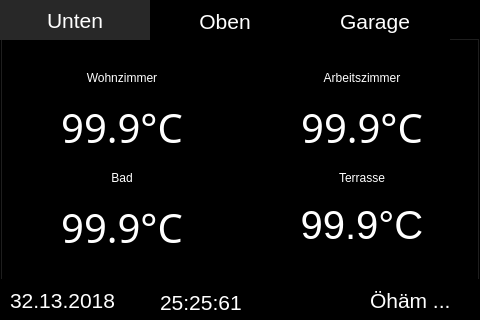
Before: the Qt Designer form mainwindow.ui in christof1977/flurzentrale, drawn with Qt 5.
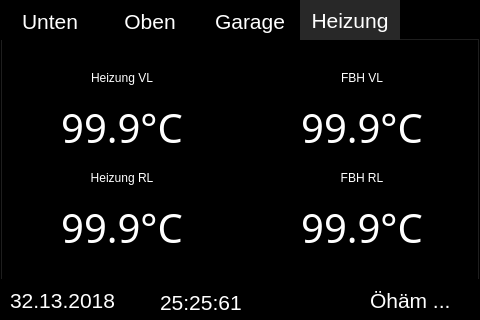
After: the same form once the commit is applied.

Commit message: Temperaturen VL, RL, FBH VL, FBH RL hinzugefuegt

What changed in the file:
```diff
--- a/mainwindow.ui
+++ b/mainwindow.ui
@@ -93,7 +93,7 @@
      <bool>false</bool>
     </property>
     <property name="styleSheet">
-     <string notr="true">QTabBar::tab { height: 40px; width: 150px; }
+     <string notr="true">QTabBar::tab { height: 40px; width: 100px; }
 /*QTabBar::tab:text
 {
     border-top-color: #1D2A32;
@@ -119,7 +119,7 @@
      <enum>QTabWidget::Rounded</enum>
     </property>
     <property name="currentIndex">
-     <number>0</number>
+     <number>3</number>
     </property>
     <property name="iconSize">
      <size>
@@ -765,6 +765,203 @@
       </property>
      </widget>
     </widget>
+    <widget class="QWidget" name="tabHeizung">
+     <attribute name="title">
+      <string>Heizung</string>
+     </attribute>
+     <widget class="QLabel" name="labelTab4Temp1">
+      <property name="geometry">
+       <rect>
+        <x>45</x>
+        <y>60</y>
+        <width>150</width>
+        <height>50</height>
+       </rect>
+      </property>
+      <property name="font">
+       <font>
+        <family>.SF NS Text</family>
+        <pointsize>30</pointsize>
+        <weight>50</weight>
+        <italic>false</italic>
+        <bold>false</bold>
+       </font>
+      </property>
+      <property name="styleSheet">
+       <string notr="true">font: 30pt &quot;.SF NS Text&quot;;
+color: rgb(255, 255, 255);</string>
+      </property>
+      <property name="text">
+       <string>&lt;html&gt;&lt;head/&gt;&lt;body&gt;&lt;p&gt;&lt;span style=&quot; font-size:30pt;&quot;&gt;99.9°C&lt;/span&gt;&lt;/p&gt;&lt;/body&gt;&lt;/html&gt;</string>
+      </property>
+      <property name="alignment">
+       <set>Qt::AlignCenter</set>
+      </property>
+     </widget>
+     <widget class="QLabel" name="labelTab4Temp1Label">
+      <property name="geometry">
+       <rect>
+        <x>45</x>
+        <y>30</y>
+        <width>150</width>
+        <height>16</height>
+       </rect>
+      </property>
+      <property name="styleSheet">
+       <string notr="true">color: rgb(255, 255, 255);</string>
+      </property>
+      <property name="text">
+       <string>Heizung VL</string>
+      </property>
+      <property name="alignment">
+       <set>Qt::AlignCenter</set>
+      </property>
+     </widget>
+     <widget class="QLabel" name="labelTab4Temp3">
+      <property name="geometry">
+       <rect>
+        <x>285</x>
+        <y>60</y>
+        <width>150</width>
+        <height>50</height>
+       </rect>
+      </property>
+      <property name="font">
+       <font>
+        <family>.SF NS Text</family>
+        <pointsize>30</pointsize>
+        <weight>50</weight>
+        <italic>false</italic>
+        <bold>false</bold>
+       </font>
+      </property>
+      <property name="styleSheet">
+       <string notr="true">font: 30pt &quot;.SF NS Text&quot;;
+color: rgb(255, 255, 255);</string>
+      </property>
+      <property name="text">
+       <string>&lt;html&gt;&lt;head/&gt;&lt;body&gt;&lt;p&gt;&lt;span style=&quot; font-size:30pt;&quot;&gt;99.9°C&lt;/span&gt;&lt;/p&gt;&lt;/body&gt;&lt;/html&gt;</string>
+      </property>
+      <property name="alignment">
+       <set>Qt::AlignCenter</set>
+      </property>
+     </widget>
+     <widget class="QLabel" name="labelTab4Temp2">
+      <property name="geometry">
+       <rect>
+        <x>45</x>
+        <y>160</y>
+        <width>150</width>
+        <height>50</height>
+       </rect>
+      </property>
+      <property name="font">
+       <font>
+        <family>.SF NS Text</family>
+        <pointsize>30</pointsize>
+        <weight>50</weight>
+        <italic>false</italic>
+        <bold>false</bold>
+       </font>
+      </property>
+      <property name="styleSheet">
+       <string notr="true">font: 30pt &quot;.SF NS Text&quot;;
+color: rgb(255, 255, 255);</string>
+      </property>
+      <property name="text">
+       <string>&lt;html&gt;&lt;head/&gt;&lt;body&gt;&lt;p&gt;&lt;span style=&quot; font-size:30pt;&quot;&gt;99.9°C&lt;/span&gt;&lt;/p&gt;&lt;/body&gt;&lt;/html&gt;</string>
+      </property>
+      <property name="alignment">
+       <set>Qt::AlignCenter</set>
+      </property>
+     </widget>
+     <widget class="QLabel" name="labelTab4Temp4">
+      <property name="geometry">
+       <rect>
+        <x>285</x>
+        <y>160</y>
+        <width>150</width>
+        <height>50</height>
+       </rect>
+      </property>
+      <property name="font">
+       <font>
+        <family>.SF NS Text</family>
+        <pointsize>30</pointsize>
+        <weight>50</weight>
+        <italic>false</italic>
+        <bold>false</bold>
+       </font>
+      </property>
+      <property name="styleSheet">
+       <string notr="true">font: 30pt &quot;.SF NS Text&quot;;
+color: rgb(255, 255, 255);</string>
+      </property>
+      <property name="text">
+       <string>&lt;html&gt;&lt;head/&gt;&lt;body&gt;&lt;p&gt;&lt;span style=&quot; font-size:30pt;&quot;&gt;99.9°C&lt;/span&gt;&lt;/p&gt;&lt;/body&gt;&lt;/html&gt;</string>
+      </property>
+      <property name="alignment">
+       <set>Qt::AlignCenter</set>
+      </property>
+     </widget>
+     <widget class="QLabel" name="labelTab4Temp2Label_2">
+      <property name="geometry">
+       <rect>
+        <x>285</x>
+        <y>30</y>
+        <width>150</width>
+        <height>16</height>
+       </rect>
+      </property>
+      <property name="styleSheet">
+       <string notr="true">color: rgb(255, 255, 255);</string>
+      </property>
+      <property name="text">
+       <string>FBH VL</string>
+      </property>
+      <property name="alignment">
+       <set>Qt::AlignCenter</set>
+      </property>
+     </widget>
+     <widget class="QLabel" name="labelTab4Temp2Label">
+      <property name="geometry">
+       <rect>
+        <x>45</x>
+        <y>130</y>
+        <width>150</width>
+        <height>16</height>
+       </rect>
+      </property>
+      <property name="styleSheet">
+       <string notr="true">color: rgb(255, 255, 255);</string>
+      </property>
+      <property name="text">
+       <string>Heizung RL</string>
+      </property>
+      <property name="alignment">
+       <set>Qt::AlignCenter</set>
+      </property>
+     </widget>
+     <widget class="QLabel" name="labelTab4Temp4Label">
+      <property name="geometry">
+       <rect>
+        <x>285</x>
+        <y>130</y>
+        <width>150</width>
+        <height>16</height>
+       </rect>
+      </property>
+      <property name="styleSheet">
+       <string notr="true">color: rgb(255, 255, 255);</string>
+      </property>
+      <property name="text">
+       <string>FBH RL</string>
+      </property>
+      <property name="alignment">
+       <set>Qt::AlignCenter</set>
+      </property>
+     </widget>
+    </widget>
    </widget>
    <widget class="QLabel" name="labelStatus">
     <property name="geometry">
```
The commit also changes 2 other files.
